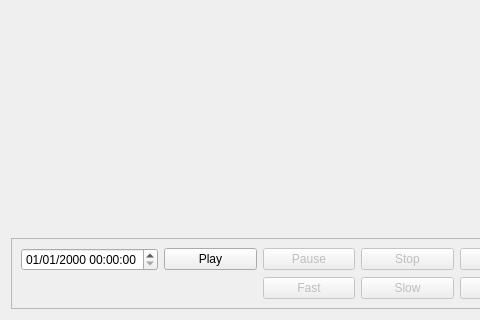
Old version of the form playbackframe.ui in the repository audetto/qctv; both pictures show x 0 to 480 and y 86 to 406 of the 573 by 406 pixel window.
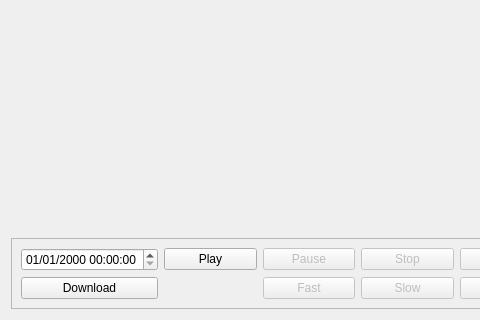
New version of the form.

Commit message: Add Download button to playback.

The edit to the form file:
```diff
--- a/playbackframe.ui
+++ b/playbackframe.ui
@@ -123,6 +123,13 @@
         </property>
        </widget>
       </item>
+      <item row="1" column="0">
+       <widget class="QPushButton" name="download">
+        <property name="text">
+         <string>Download</string>
+        </property>
+       </widget>
+      </item>
      </layout>
     </widget>
    </item>
```
The commit also changes 6 other files.
